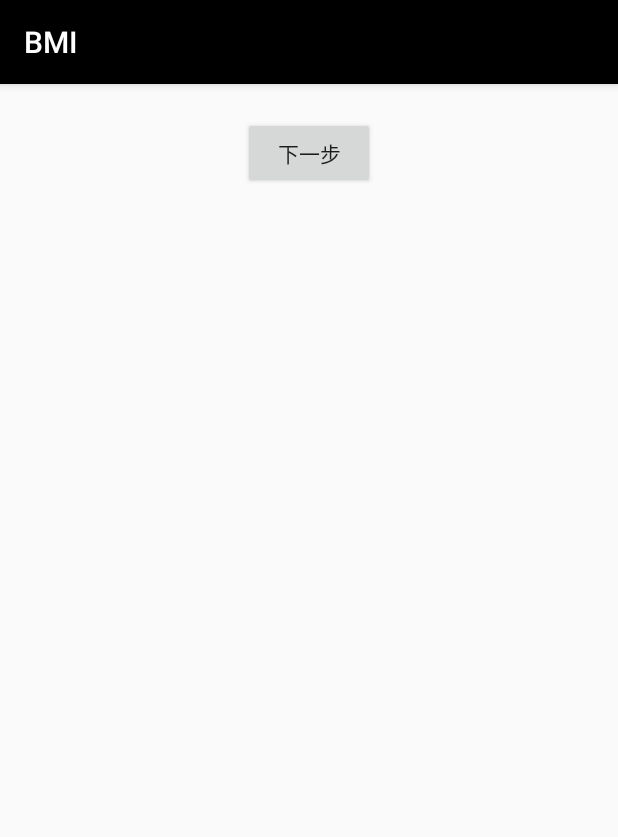
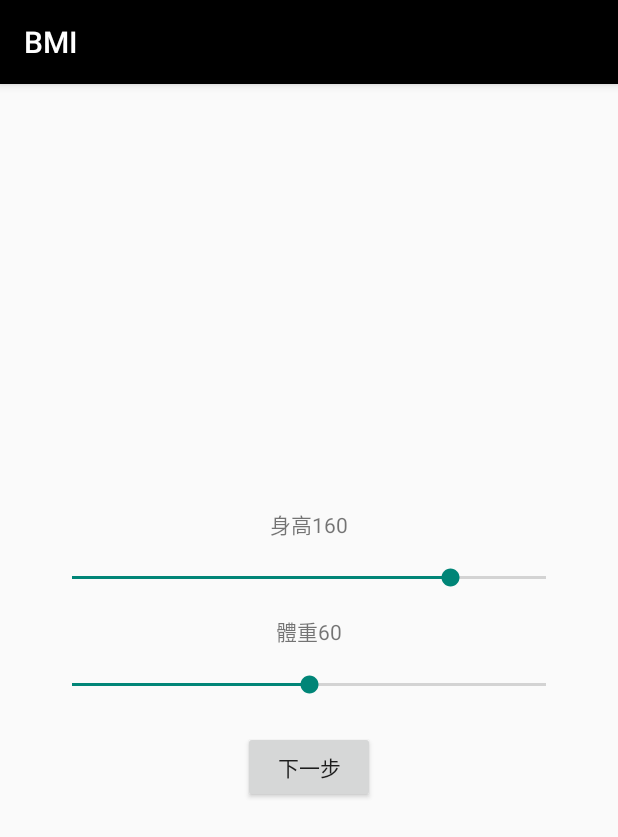
Before and after one commit to HotdogWang/Practice_BMI, an Android app: the ActivityInfo screen opened directly, with no data from a screen before it, on a phone screen of 412 x 824 dp. Shown: the top 837 px of the screen. Run offline under Robolectric (Android 15) with nearby library versions, the phone set to English and light mode, and no system bars.

Commit message:
BMI project first release.

```diff
--- a/app/src/main/AndroidManifest.xml
+++ b/app/src/main/AndroidManifest.xml
@@ -16,6 +16,7 @@
             </intent-filter>
         </activity>
         <activity android:name=".ActivityInfo"></activity>
+        <activity android:name=".ActivityResult"></activity>
     </application>
 
 </manifest>
--- a/app/src/main/java/hotdogstation/bmi/ActivityInfo.java
+++ b/app/src/main/java/hotdogstation/bmi/ActivityInfo.java
@@ -2,6 +2,7 @@ package hotdogstation.bmi;
 
 import android.content.Context;
 import android.content.Intent;
+import android.support.annotation.VisibleForTesting;
 import android.support.v7.app.AppCompatActivity;
 import android.os.Bundle;
 import android.view.View;
@@ -10,6 +11,8 @@ import android.widget.EditText;
 import android.widget.ImageView;
 import android.widget.RadioButton;
 import android.widget.RadioGroup;
+import android.widget.SeekBar;
+import android.widget.TextView;
 import android.widget.Toast;
 
 public class ActivityInfo extends AppCompatActivity {
@@ -19,12 +22,16 @@ public class ActivityInfo extends AppCompatActivity {
     private int age;
     private boolean gender;
 
-    private Button btnNext;
-
     public static String INTENT_NAME="name";
     public static String INTENT_AGE="age";
-    public static String INTENT_Gender= "gender";
+    public static String INTENT_GENDER= "gender";
 
+
+    private TextView tvHeight;
+    private TextView tvWeight;
+    private SeekBar sbHeight;
+    private SeekBar sbWeight;
+    private Button btnNext;
 
 
     @Override
@@ -32,9 +39,9 @@ public class ActivityInfo extends AppCompatActivity {
         super.onCreate(savedInstanceState);
         setContentView(R.layout.activity_info);
 
+        initIntent();
         init();
         initUi();
-        initIntent();
         initAction();
     }
 
@@ -43,6 +50,11 @@ public class ActivityInfo extends AppCompatActivity {
     }
 
     private void initUi() {
+
+        tvHeight = (TextView) findViewById(R.id.tvHeight);
+        tvWeight = (TextView) findViewById(R.id.tvWeight);
+        sbHeight = (SeekBar) findViewById(R.id.sbHeight);
+        sbWeight = (SeekBar) findViewById(R.id.sbWeight);
         btnNext = (Button) findViewById(R.id.btn_Next);
     }
 
@@ -50,10 +62,45 @@ public class ActivityInfo extends AppCompatActivity {
         Intent intent = getIntent();
         name = intent.getStringExtra(INTENT_NAME);
         age = intent.getIntExtra(INTENT_AGE, 0);
-        gender = intent.getBooleanExtra(INTENT_Gender, false);
+        gender = intent.getBooleanExtra(INTENT_GENDER, false);
     }
 
     private void initAction() {
+
+        sbHeight.setOnSeekBarChangeListener(new SeekBar.OnSeekBarChangeListener() {
+            @Override
+            public void onProgressChanged(SeekBar seekBar, int progress, boolean fromUser) {
+                tvHeight.setText(String.valueOf(progress));
+            }
+
+            @Override
+            public void onStartTrackingTouch(SeekBar seekBar) {
+
+            }
+
+            @Override
+            public void onStopTrackingTouch(SeekBar seekBar) {
+
+            }
+        });
+
+        sbWeight.setOnSeekBarChangeListener(new SeekBar.OnSeekBarChangeListener() {
+            @Override
+            public void onProgressChanged(SeekBar seekBar, int progress, boolean fromUser) {
+                tvWeight.setText(String.valueOf(progress));
+            }
+
+            @Override
+            public void onStartTrackingTouch(SeekBar seekBar) {
+
+            }
+
+            @Override
+            public void onStopTrackingTouch(SeekBar seekBar) {
+
+            }
+        });
+
 
         btnNext.setOnClickListener(new View.OnClickListener() {
             @Override
@@ -65,9 +112,21 @@ public class ActivityInfo extends AppCompatActivity {
     }
 
     private void Check() {
-        Intent i =new Intent(context, android.content.pm.ActivityInfo.class);
+
+        if (sbHeight.getProgress()==0 || sbWeight.getProgress() == 0)
+        {
+            Toast.makeText(context, getString(R.string.error_height_weight),Toast.LENGTH_SHORT).show();
+            return;
+        }
+        Intent i =new Intent(context, ActivityResult.class);
+        i.putExtra(ActivityResult.INTENT_NAME,name);
+        i.putExtra(ActivityResult.INTENT_AGE, age);
+        i.putExtra(ActivityResult.INTENT_GENDER, gender);
+        i.putExtra(ActivityResult.INTENT_HEIGHT, sbHeight.getProgress());
+        i.putExtra(ActivityResult.INTENT_WEIGHT, sbWeight.getProgress());
 
         startActivity(i);
+        overridePendingTransition(R.anim.abc_fade_in, R.anim.abc_fade_out);
 
     }
 }
--- a/app/src/main/res/layout/activity_info.xml
+++ b/app/src/main/res/layout/activity_info.xml
@@ -1,27 +1,72 @@
 <?xml version="1.0" encoding="utf-8"?>
-<RelativeLayout xmlns:android="http://schemas.android.com/apk/res/android"
+<LinearLayout xmlns:android="http://schemas.android.com/apk/res/android"
     xmlns:tools="http://schemas.android.com/tools"
     android:layout_width="match_parent"
     android:layout_height="match_parent"
-    android:paddingBottom="@dimen/activity_vertical_margin"
-    android:paddingLeft="@dimen/activity_horizontal_margin"
-    android:paddingRight="@dimen/activity_horizontal_margin"
-    android:paddingTop="@dimen/activity_vertical_margin"
+    android:padding="32dp"
+    android:gravity="center"
+    android:orientation="vertical"
     tools:context="hotdogstation.bmi.ActivityInfo">
 
     <LinearLayout
-        android:orientation="vertical"
-        android:gravity="center|top"
+        android:layout_width="wrap_content"
+        android:layout_height="wrap_content"
+        android:layout_marginBottom="16dp"
+        android:orientation="horizontal">
+
+        <TextView
+            android:layout_width="wrap_content"
+            android:layout_height="wrap_content"
+            android:text="@string/height"/>
+
+        <TextView
+            android:id="@+id/tvHeight"
+            android:layout_width="wrap_content"
+            android:layout_height="wrap_content"
+            android:text="160"/>
+    </LinearLayout>
+
+    <SeekBar
+        android:id="@+id/sbHeight"
         android:layout_width="match_parent"
-        android:layout_height="match_parent">
+        android:layout_height="wrap_content"
+        android:progress="160"
+        android:max="200"
+        android:layout_marginBottom="16dp"/>
 
+    <LinearLayout
+        android:layout_width="wrap_content"
+        android:layout_height="wrap_content"
+        android:layout_marginBottom="16dp"
+        android:orientation="horizontal">
+
+        <TextView
+            android:layout_width="wrap_content"
+            android:layout_height="wrap_content"
+            android:text="@string/weight"/>
+
+        <TextView
+            android:id="@+id/tvWeight"
+            android:layout_width="wrap_content"
+            android:layout_height="wrap_content"
+            android:text="60"/>
+
+    </LinearLayout>
+
+    <SeekBar
+        android:id="@+id/sbWeight"
+        android:layout_width="match_parent"
+        android:layout_height="wrap_content"
+        android:progress="60"
+        android:max="120"
+        android:layout_marginBottom="16dp"/>
 
     <Button
         android:id="@+id/btn_Next"
+        android:layout_marginTop="16dp"
         android:layout_margin="6dp"
         android:layout_width="wrap_content"
         android:layout_height="wrap_content"
         android:text="@string/Next"/>
 
 </LinearLayout>
-</RelativeLayout>
--- a/app/src/main/res/values/strings.xml
+++ b/app/src/main/res/values/strings.xml
@@ -1,15 +1,22 @@
 <resources>
     <string name="app_name">BMI</string>
 
+    <string name="name">姓名</string>
+    <string name="gender">性別</string>
     <string name="Male">男性</string>
     <string name="Female">女性</string>
+    <string name="age">年齡</string>
+    <string name="bmi">BMI</string>
 
     <string name="NameHint">請輸入姓名</string>
     <string name="AgeHint">請輸入年齡</string>
     <string name="Next">下一步</string>
-
     <string name="GenderError">請選擇性別</string>
     <string name="NameError">請輸入姓名</string>
     <string name="AvgError">請輸入年齡</string>
+    <string name="height">身高</string>
+    <string name="weight">體重</string>
+    <string name="error_height_weight">身高與體重不能為0</string>
+    <string name="finish">完成</string>
 
 </resources>
```
Also changed, not shown: app/src/main/java/hotdogstation/bmi/ActivityResult.java (added, +91 -0 lines), app/src/main/java/hotdogstation/bmi/MainActivity.java (+6 -4 lines), app/src/main/res/layout/activity_result.xml (added, +21 -0 lines). Lines whose indentation alone changed are shown as unchanged.
